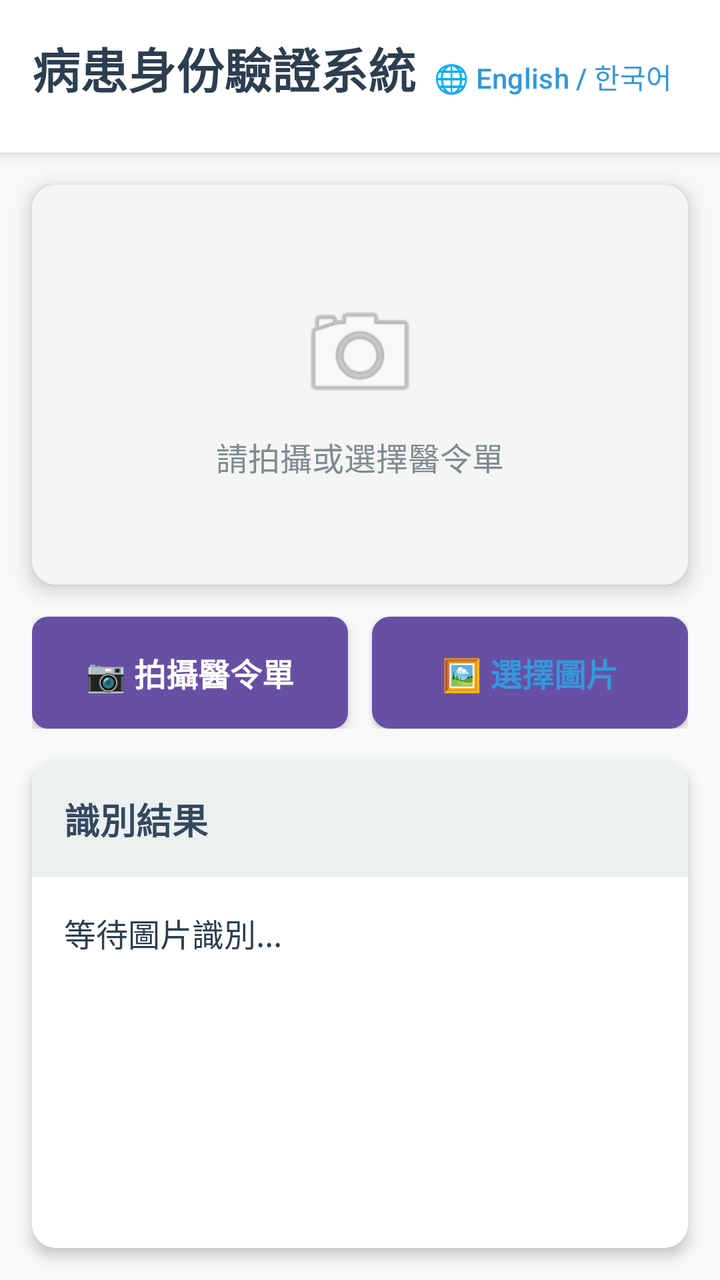
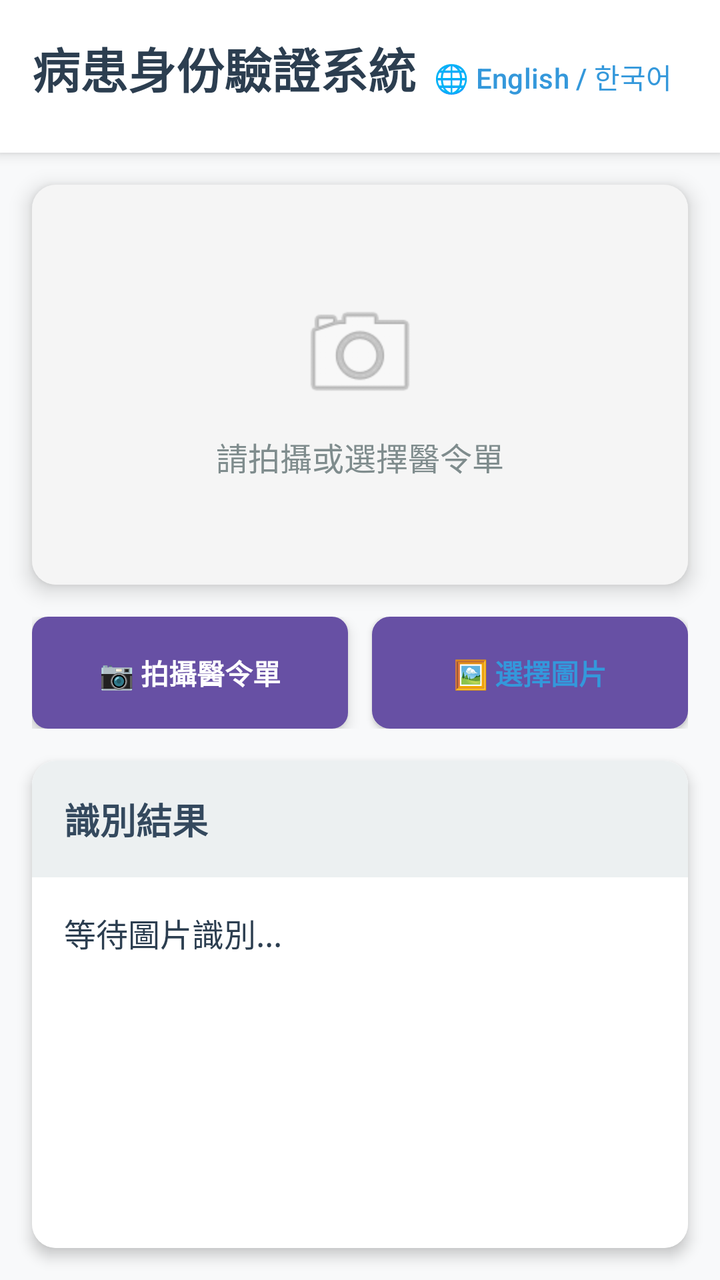

Screens rendered from an Android XML layout before and after an edit, with the pre-edit source and the edit as a unified diff.
<!-- AndroidManifest.xml: application theme Theme.PatientID -->
<!-- res/layout/activity_main.xml -->
<?xml version="1.0" encoding="utf-8"?>
<androidx.constraintlayout.widget.ConstraintLayout xmlns:android="http://schemas.android.com/apk/res/android"
    xmlns:app="http://schemas.android.com/apk/res-auto"
    xmlns:tools="http://schemas.android.com/tools"
    android:id="@+id/main"
    android:layout_width="match_parent"
    android:layout_height="match_parent"
    android:background="#F8F9FA"
    tools:context=".MainActivity">

    
    <LinearLayout
        android:id="@+id/llHeader"
        android:layout_width="0dp"
        android:layout_height="wrap_content"
        android:orientation="horizontal"
        android:background="#FFFFFF"
        android:elevation="4dp"
        android:padding="16dp"
        app:layout_constraintTop_toTopOf="parent"
        app:layout_constraintStart_toStartOf="parent"
        app:layout_constraintEnd_toEndOf="parent">

        <TextView
            android:id="@+id/tvTitle"
            android:layout_width="0dp"
            android:layout_height="wrap_content"
            android:layout_weight="1"
            android:text="病患身份驗證系統"
            android:textSize="24sp"
            android:textStyle="bold"
            android:textColor="#2C3E50"
            android:gravity="start|center_vertical" />

        <Button
            android:id="@+id/btnLanguage"
            android:layout_width="wrap_content"
            android:layout_height="wrap_content"
            android:text="🌐 English / 한국어"
            android:textSize="14sp"
            android:textColor="#3498DB"
            android:background="?attr/selectableItemBackgroundBorderless"
            android:padding="8dp"
            android:minWidth="0dp"
            android:minHeight="0dp" />


    </LinearLayout>

    
    <androidx.cardview.widget.CardView
        android:id="@+id/cardImage"
        android:layout_width="0dp"
        android:layout_height="200dp"
        android:layout_margin="16dp"
        app:cardCornerRadius="12dp"
        app:cardElevation="6dp"
        app:layout_constraintTop_toBottomOf="@id/llHeader"
        app:layout_constraintStart_toStartOf="parent"
        app:layout_constraintEnd_toEndOf="parent">

        <FrameLayout
            android:layout_width="match_parent"
            android:layout_height="match_parent">

            <ImageView
                android:id="@+id/imageView"
                android:layout_width="match_parent"
                android:layout_height="match_parent"
                android:scaleType="centerCrop"
                android:background="#E8E8E8"
                android:contentDescription="醫令單照片" />

            
            <LinearLayout
                android:id="@+id/llPlaceholder"
                android:layout_width="match_parent"
                android:layout_height="match_parent"
                android:orientation="vertical"
                android:gravity="center"
                android:background="#F5F5F5"
                android:visibility="visible">

                <ImageView
                    android:layout_width="64dp"
                    android:layout_height="64dp"
                    android:src="@android:drawable/ic_menu_camera"
                    android:alpha="0.5"
                    android:contentDescription="相機圖示" />

                <TextView
                    android:id="@+id/tvPlaceholder"
                    android:layout_width="wrap_content"
                    android:layout_height="wrap_content"
                    android:text="請拍攝或選擇醫令單"
                    android:textSize="16sp"
                    android:textColor="#7F8C8D"
                    android:layout_marginTop="8dp"
                    android:gravity="center" />

            </LinearLayout>

        </FrameLayout>

    </androidx.cardview.widget.CardView>

    

    <LinearLayout
        android:id="@+id/llButtons"
        android:layout_width="0dp"
        android:layout_height="wrap_content"
        android:orientation="vertical"
        android:layout_margin="16dp"
        app:layout_constraintTop_toBottomOf="@id/cardImage"
        app:layout_constraintStart_toStartOf="parent"
        app:layout_constraintEnd_toEndOf="parent">

        
        <LinearLayout
            android:layout_width="match_parent"
            android:layout_height="56dp"
            android:orientation="horizontal">

            <Button
                android:id="@+id/btnTakePhoto"
                style="@style/PrimaryButton"
                android:layout_width="0dp"
                android:layout_height="match_parent"
                android:layout_weight="1"
                android:text="📷 拍攝醫令單"
                android:textSize="16sp" />

            <Space
                android:layout_width="12dp"
                android:layout_height="match_parent" />

            <Button
                android:id="@+id/btnSelectImage"
                style="@style/SecondaryButton"
                android:layout_width="0dp"
                android:layout_height="match_parent"
                android:layout_weight="1"
                android:text="🖼️ 選擇圖片"
                android:textSize="16sp" />
        </LinearLayout>

        
        <Button
            android:id="@+id/btnReprocessImage"
            style="@style/AccentButton"
            android:layout_width="match_parent"
            android:layout_height="48dp"
            android:text="🔄 重新分析"
            android:textSize="14sp"
            android:layout_marginTop="8dp"
            android:visibility="gone" />
    </LinearLayout>


    
    <androidx.cardview.widget.CardView
        android:id="@+id/cardResult"
        android:layout_width="0dp"
        android:layout_height="0dp"
        android:layout_margin="16dp"
        app:cardCornerRadius="12dp"
        app:cardElevation="4dp"
        app:layout_constraintTop_toBottomOf="@id/llButtons"
        app:layout_constraintBottom_toBottomOf="parent"
        app:layout_constraintStart_toStartOf="parent"
        app:layout_constraintEnd_toEndOf="parent">

        <LinearLayout
            android:layout_width="match_parent"
            android:layout_height="match_parent"
            android:orientation="vertical"
            android:background="#FFFFFF">

            
            <TextView
                android:id="@+id/tvResultHeader"
                android:layout_width="match_parent"
                android:layout_height="wrap_content"
                android:text="識別結果"
                android:textSize="18sp"
                android:textStyle="bold"
                android:textColor="#34495E"
                android:padding="16dp"
                android:background="#ECF0F1" />

            
            
            
            <ScrollView
                android:layout_width="match_parent"
                android:layout_height="0dp"
                android:layout_weight="1"
                android:fillViewport="true">

                <LinearLayout
                    android:layout_width="match_parent"
                    android:layout_height="wrap_content"
                    android:orientation="vertical"
                    android:paddingBottom="16dp">

                    
                    <LinearLayout
                        android:id="@+id/llVerifyPanel"
                        android:layout_width="match_parent"
                        android:layout_height="wrap_content"
                        android:orientation="vertical"
                        android:paddingStart="16dp"
                        android:paddingEnd="16dp"
                        android:paddingTop="8dp"
                        android:visibility="gone">

                        <TextView
                            android:id="@+id/tvVerifyTitle"
                            android:layout_width="wrap_content"
                            android:layout_height="wrap_content"
                            android:text="請人工核對下列病患資訊"
                            android:textSize="16sp"
                            android:textStyle="bold"
                            android:textColor="#2C3E50"
                            android:layout_marginBottom="8dp" />

                        
                        <LinearLayout
                            android:id="@+id/llVerifySummary"
                            android:layout_width="match_parent"
                            android:layout_height="wrap_content"
                            android:orientation="vertical"
                            android:paddingTop="6dp"
                            android:paddingBottom="10dp">

                            <TextView
                                android:id="@+id/tvSummaryMrn"
                                android:layout_width="wrap_content"
                                android:layout_height="wrap_content"
                                android:text="病歷號："
                                android:textSize="15sp"
                                android:textColor="#000000" />

                            <TextView
                                android:id="@+id/tvSummaryName"
                                android:layout_width="wrap_content"
                                android:layout_height="wrap_content"
                                android:text="姓名："
                                android:textSize="15sp"
                                android:textColor="#000000" />

                            <TextView
                                android:id="@+id/tvSummaryGender"
                                android:layout_width="wrap_content"
                                android:layout_height="wrap_content"
                                android:text="性別："
                                android:textSize="15sp"
                                android:textColor="#000000" />

                            <TextView
                                android:id="@+id/tvSummaryBirth"
                                android:layout_width="wrap_content"
                                android:layout_height="wrap_content"
                                android:text="出生年月日："
                                android:textSize="15sp"
                                android:textColor="#000000" />

                            <TextView
                                android:id="@+id/tvSummaryExam"
                                android:layout_width="wrap_content"
                                android:layout_height="wrap_content"
                                android:text="檢查項目："
                                android:textSize="15sp"
                                android:textColor="#000000" />
                        </LinearLayout>

                        
                        <TextView
                            android:id="@+id/tvMedicalIdLabel"
                            android:layout_width="wrap_content"
                            android:layout_height="wrap_content"
                            android:text="病歷號"
                            android:textSize="14sp"
                            android:textStyle="bold"
                            android:textColor="#2C3E50"
                            android:layout_marginTop="12dp"
                            android:layout_marginBottom="4dp" />
                        <EditText
                            android:id="@+id/etMedicalId"
                            android:layout_width="match_parent"
                            android:layout_height="48dp"
                            android:hint="未辨識"
                            android:singleLine="true"
                            android:padding="12dp"
                            android:textColor="#2C3E50"
                            android:background="@android:drawable/edit_text" />

                        
                        <TextView
                            android:id="@+id/tvNameLabel"
                            android:layout_width="wrap_content"
                            android:layout_height="wrap_content"
                            android:text="姓名"
                            android:textSize="14sp"
                            android:textStyle="bold"
                            android:textColor="#2C3E50"
                            android:layout_marginTop="6dp"
                            android:layout_marginBottom="4dp" />
                        <EditText
                            android:id="@+id/etName"
                            android:layout_width="match_parent"
                            android:layout_height="48dp"
                            android:hint="未辨識"
                            android:singleLine="true"
                            android:padding="12dp"
                            android:textColor="#2C3E50"
                            android:background="@android:drawable/edit_text" />

                        
                        <TextView
                            android:id="@+id/tvGenderLabel"
                            android:layout_width="wrap_content"
                            android:layout_height="wrap_content"
                            android:text="性別"
                            android:textSize="14sp"
                            android:textStyle="bold"
                            android:textColor="#2C3E50"
                            android:layout_marginTop="12dp"
                            android:layout_marginBottom="4dp" />
                        <RadioGroup
                            android:id="@+id/rgGender"
                            android:layout_width="match_parent"
                            android:layout_height="wrap_content"
                            android:orientation="horizontal">
                            <RadioButton
                                android:id="@+id/rbMale"
                                android:layout_width="wrap_content"
                                android:layout_height="wrap_content"
                                android:text="男"
                                android:textColor="#2C3E50" />
                            <RadioButton
                                android:id="@+id/rbFemale"
                                android:layout_width="wrap_content"
                                android:layout_height="wrap_content"
                                android:text="女"
                                android:textColor="#2C3E50"
                                android:layout_marginStart="16dp" />

                        </RadioGroup>

                        
                        <TextView
                            android:id="@+id/tvBirthLabel"
                            android:layout_width="wrap_content"
                            android:layout_height="wrap_content"
                            android:text="出生年月日"
                            android:textSize="14sp"
                            android:textStyle="bold"
                            android:textColor="#2C3E50"
                            android:layout_marginTop="12dp"
                            android:layout_marginBottom="4dp" />
                        <EditText
                            android:id="@+id/etBirth"
                            android:layout_width="match_parent"
                            android:layout_height="48dp"
                            android:hint="未辨識（民國YYY/MM/DD）"
                            android:singleLine="true"
                            android:padding="12dp"
                            android:textColor="#2C3E50"
                            android:background="@android:drawable/edit_text" />

                        
                        <TextView
                            android:id="@+id/tvExamLabel"
                            android:layout_width="wrap_content"
                            android:layout_height="wrap_content"
                            android:text="檢查項目"
                            android:textSize="14sp"
                            android:textStyle="bold"
                            android:textColor="#2C3E50"
                            android:layout_marginTop="12dp"
                            android:layout_marginBottom="4dp" />
                        <EditText
                            android:id="@+id/etExam"
                            android:layout_width="match_parent"
                            android:layout_height="48dp"
                            android:hint="未辨識"
                            android:singleLine="true"
                            android:padding="12dp"
                            android:textColor="#2C3E50"
                            android:background="@android:drawable/edit_text" />



                        <LinearLayout
                            android:layout_width="match_parent"
                            android:layout_height="wrap_content"
                            android:orientation="horizontal"
                            android:layout_marginTop="12dp">

                            <Button
                                android:id="@+id/btnConfirmOK"
                                android:layout_width="0dp"
                                android:layout_height="48dp"
                                android:layout_weight="1"
                                android:text="✅ 確認" />

                            <Space
                                android:layout_width="12dp"
                                android:layout_height="1dp" />

                            <Button
                                android:id="@+id/btnEditToggle"
                                android:layout_width="0dp"
                                android:layout_height="48dp"
                                android:layout_weight="1"
                                android:text="✏️ 修改" />
                        </LinearLayout>
                    </LinearLayout>

                    
                    <TextView
                        android:id="@+id/textResult"
                        android:layout_width="match_parent"
                        android:layout_height="wrap_content"
                        android:text="等待圖片識別..."
                        android:textSize="16sp"
                        android:textColor="#2C3E50"
                        android:padding="16dp"
                        android:textIsSelectable="true"
                        android:lineSpacingExtra="4dp" />
                </LinearLayout>
            </ScrollView>





        </LinearLayout>

    </androidx.cardview.widget.CardView>

</androidx.constraintlayout.widget.ConstraintLayout>
<!-- resources referenced by this layout -->
<resources>
  <style name="AccentButton" parent="Widget.AppCompat.Button">
          <item name="android:background">@drawable/btn_accent_background</item>
          <item name="android:textColor">#FFFFFF</item>
          <item name="android:textStyle">normal</item>
          <item name="android:elevation">2dp</item>
          <item name="android:stateListAnimator">@null</item>
      </style>
  <style name="PrimaryButton" parent="Widget.AppCompat.Button">
          <item name="android:background">@drawable/btn_primary_background</item>
          <item name="android:textColor">#FFFFFF</item>
          <item name="android:textStyle">bold</item>
          <item name="android:elevation">4dp</item>
          <item name="android:stateListAnimator">@null</item>
      </style>
  <style name="SecondaryButton" parent="Widget.AppCompat.Button">
          <item name="android:background">@drawable/btn_secondary_background</item>
          <item name="android:textColor">#3498DB</item>
          <item name="android:textStyle">bold</item>
          <item name="android:elevation">2dp</item>
          <item name="android:stateListAnimator">@null</item>
      </style>
  <style name="Theme.PatientID" parent="Base.Theme.PatientID" />
  <!-- drawable btn_accent_background (drawable) -->
  <?xml version="1.0" encoding="utf-8"?>
  <selector xmlns:android="http://schemas.android.com/apk/res/android">
      <item android:state_pressed="true">
          <shape android:shape="rectangle">
              <solid android:color="#D35400" />
              <corners android:radius="8dp" />
          </shape>
      </item>
      <item>
          <shape android:shape="rectangle">
              <solid android:color="#E67E22" />
              <corners android:radius="8dp" />
          </shape>
      </item>
  </selector>
  <!-- drawable btn_primary_background (drawable) -->
  <?xml version="1.0" encoding="utf-8"?>
  <selector xmlns:android="http://schemas.android.com/apk/res/android">
      <item android:state_pressed="true">
          <shape android:shape="rectangle">
              <solid android:color="#2980B9" />
              <corners android:radius="8dp" />
          </shape>
      </item>
      <item>
          <shape android:shape="rectangle">
              <solid android:color="#3498DB" />
              <corners android:radius="8dp" />
          </shape>
      </item>
  </selector>
  <!-- drawable btn_secondary_background (drawable) -->
  <?xml version="1.0" encoding="utf-8"?>
  <selector xmlns:android="http://schemas.android.com/apk/res/android">
      <item android:state_pressed="true">
          <shape android:shape="rectangle">
              <solid android:color="#E8F6FF" />
              <stroke android:width="2dp" android:color="#2980B9" />
              <corners android:radius="8dp" />
          </shape>
      </item>
      <item>
          <shape android:shape="rectangle">
              <solid android:color="#FFFFFF" />
              <stroke android:width="2dp" android:color="#3498DB" />
              <corners android:radius="8dp" />
          </shape>
      </item>
  </selector>
  <style name="Base.Theme.PatientID" parent="Theme.Material3.DayNight.NoActionBar">
          
          
      </style>
</resources>

<!-- the commit's change to res/layout/activity_main.xml (unified diff, before → after) -->
@@ -44,7 +44,6 @@
             android:minWidth="0dp"
             android:minHeight="0dp" />
 
-
     </LinearLayout>
 
     
@@ -105,7 +104,6 @@
     </androidx.cardview.widget.CardView>
 
     
-
     <LinearLayout
         android:id="@+id/llButtons"
         android:layout_width="0dp"
@@ -116,7 +114,6 @@
         app:layout_constraintStart_toStartOf="parent"
         app:layout_constraintEnd_toEndOf="parent">
 
-        
         <LinearLayout
             android:layout_width="match_parent"
             android:layout_height="56dp"
@@ -129,7 +126,7 @@
                 android:layout_height="match_parent"
                 android:layout_weight="1"
                 android:text="📷 拍攝醫令單"
-                android:textSize="16sp" />
+                android:textSize="14sp" />
 
             <Space
                 android:layout_width="12dp"
@@ -142,10 +139,9 @@
                 android:layout_height="match_parent"
                 android:layout_weight="1"
                 android:text="🖼️ 選擇圖片"
-                android:textSize="16sp" />
+                android:textSize="14sp" />
         </LinearLayout>
 
-        
         <Button
             android:id="@+id/btnReprocessImage"
             style="@style/AccentButton"
@@ -156,7 +152,6 @@
             android:layout_marginTop="8dp"
             android:visibility="gone" />
     </LinearLayout>
-
 
     
     <androidx.cardview.widget.CardView
@@ -189,9 +184,6 @@
                 android:padding="16dp"
                 android:background="#ECF0F1" />
 
-            
-            
-            
             <ScrollView
                 android:layout_width="match_parent"
                 android:layout_height="0dp"
@@ -223,57 +215,7 @@
                             android:textSize="16sp"
                             android:textStyle="bold"
                             android:textColor="#2C3E50"
-                            android:layout_marginBottom="8dp" />
-
-                        
-                        <LinearLayout
-                            android:id="@+id/llVerifySummary"
-                            android:layout_width="match_parent"
-                            android:layout_height="wrap_content"
-                            android:orientation="vertical"
-                            android:paddingTop="6dp"
-                            android:paddingBottom="10dp">
-
-                            <TextView
-                                android:id="@+id/tvSummaryMrn"
-                                android:layout_width="wrap_content"
-                                android:layout_height="wrap_content"
-                                android:text="病歷號："
-                                android:textSize="15sp"
-                                android:textColor="#000000" />
-
-                            <TextView
-                                android:id="@+id/tvSummaryName"
-                                android:layout_width="wrap_content"
-                                android:layout_height="wrap_content"
-                                android:text="姓名："
-                                android:textSize="15sp"
-                                android:textColor="#000000" />
-
-                            <TextView
-                                android:id="@+id/tvSummaryGender"
-                                android:layout_width="wrap_content"
-                                android:layout_height="wrap_content"
-                                android:text="性別："
-                                android:textSize="15sp"
-                                android:textColor="#000000" />
-
-                            <TextView
-                                android:id="@+id/tvSummaryBirth"
-                                android:layout_width="wrap_content"
-                                android:layout_height="wrap_content"
-                                android:text="出生年月日："
-                                android:textSize="15sp"
-                                android:textColor="#000000" />
-
-                            <TextView
-                                android:id="@+id/tvSummaryExam"
-                                android:layout_width="wrap_content"
-                                android:layout_height="wrap_content"
-                                android:text="檢查項目："
-                                android:textSize="15sp"
-                                android:textColor="#000000" />
-                        </LinearLayout>
+                            android:layout_marginBottom="12dp" />
 
                         
                         <TextView
@@ -284,7 +226,7 @@
                             android:textSize="14sp"
                             android:textStyle="bold"
                             android:textColor="#2C3E50"
-                            android:layout_marginTop="12dp"
+                            android:layout_marginTop="8dp"
                             android:layout_marginBottom="4dp" />
                         <EditText
                             android:id="@+id/etMedicalId"
@@ -305,7 +247,7 @@
                             android:textSize="14sp"
                             android:textStyle="bold"
                             android:textColor="#2C3E50"
-                            android:layout_marginTop="6dp"
+                            android:layout_marginTop="8dp"
                             android:layout_marginBottom="4dp" />
                         <EditText
                             android:id="@+id/etName"
@@ -326,7 +268,7 @@
                             android:textSize="14sp"
                             android:textStyle="bold"
                             android:textColor="#2C3E50"
-                            android:layout_marginTop="12dp"
+                            android:layout_marginTop="8dp"
                             android:layout_marginBottom="4dp" />
                         <RadioGroup
                             android:id="@+id/rgGender"
@@ -346,7 +288,6 @@
                                 android:text="女"
                                 android:textColor="#2C3E50"
                                 android:layout_marginStart="16dp" />
-
                         </RadioGroup>
 
                         
@@ -358,13 +299,13 @@
                             android:textSize="14sp"
                             android:textStyle="bold"
                             android:textColor="#2C3E50"
-                            android:layout_marginTop="12dp"
+                            android:layout_marginTop="8dp"
                             android:layout_marginBottom="4dp" />
                         <EditText
                             android:id="@+id/etBirth"
                             android:layout_width="match_parent"
                             android:layout_height="48dp"
-                            android:hint="未辨識（民國YYY/MM/DD）"
+                            android:hint="未辨識(民國YYY/MM/DD)"
                             android:singleLine="true"
                             android:padding="12dp"
                             android:textColor="#2C3E50"
@@ -379,7 +320,7 @@
                             android:textSize="14sp"
                             android:textStyle="bold"
                             android:textColor="#2C3E50"
-                            android:layout_marginTop="12dp"
+                            android:layout_marginTop="8dp"
                             android:layout_marginBottom="4dp" />
                         <EditText
                             android:id="@+id/etExam"
@@ -391,13 +332,11 @@
                             android:textColor="#2C3E50"
                             android:background="@android:drawable/edit_text" />
 
-
-
                         <LinearLayout
                             android:layout_width="match_parent"
                             android:layout_height="wrap_content"
                             android:orientation="horizontal"
-                            android:layout_marginTop="12dp">
+                            android:layout_marginTop="16dp">
 
                             <Button
                                 android:id="@+id/btnConfirmOK"
@@ -433,10 +372,6 @@
                 </LinearLayout>
             </ScrollView>
 
-
-
-
-
         </LinearLayout>
 
     </androidx.cardview.widget.CardView>
